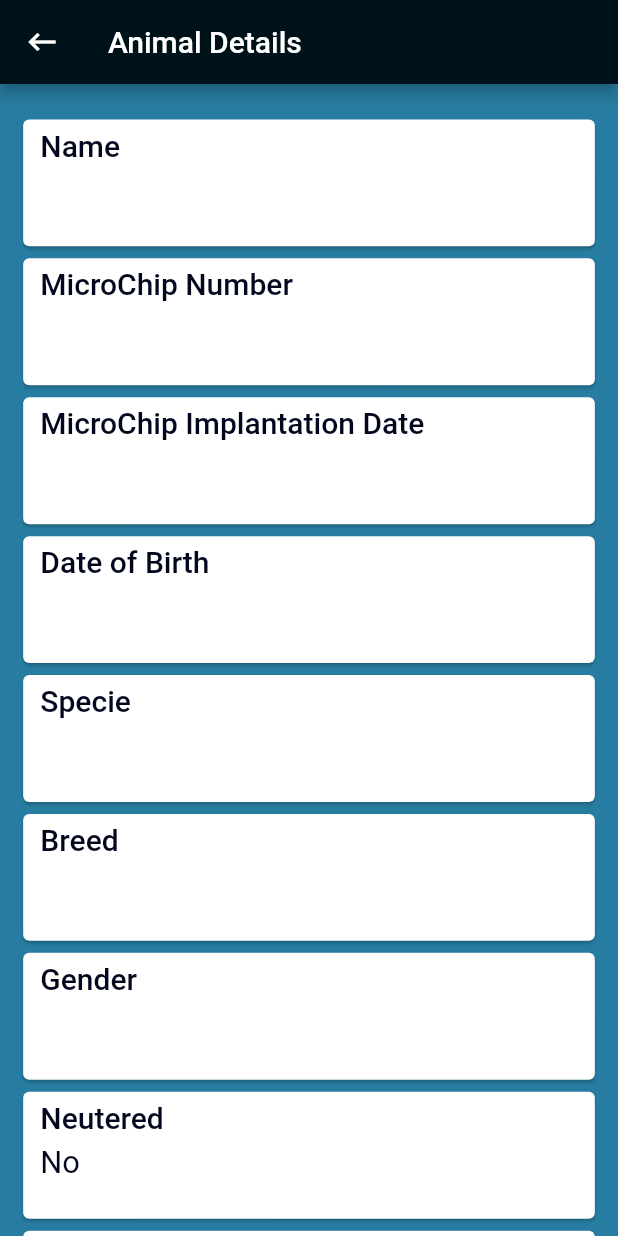
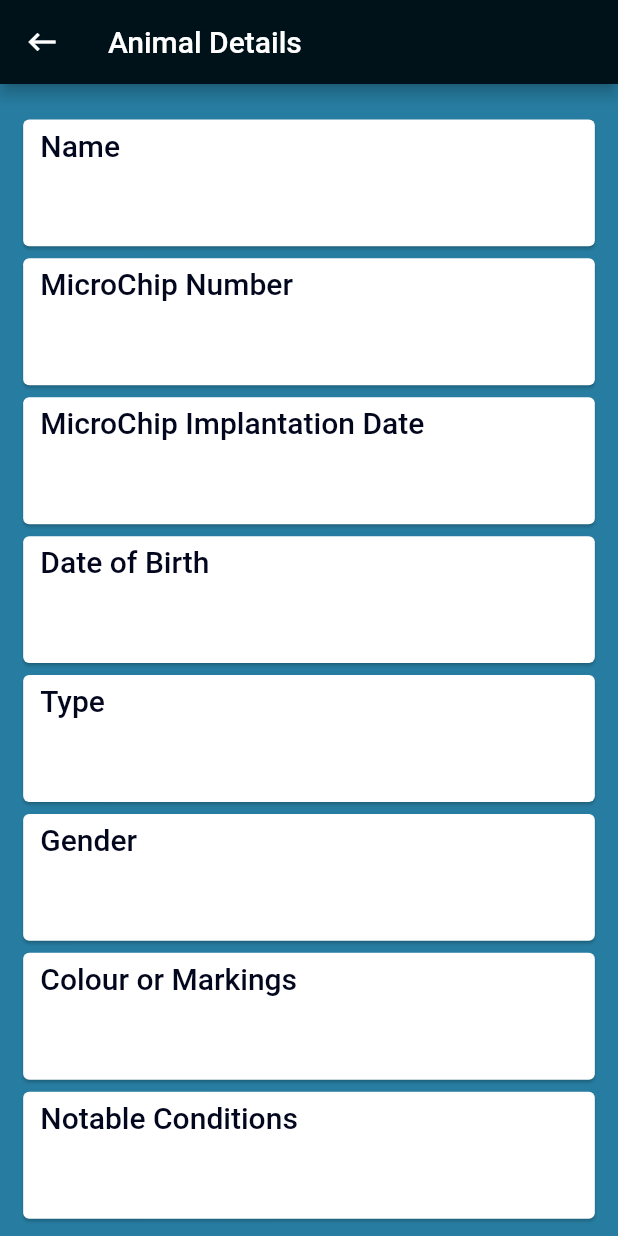
Before and after one commit to Viktordavid/School-project-, a Flutter app: the AnimalDetailsView widget shown alone on an empty page, opened directly with empty values, on a phone screen of 412 x 824 dp. Run offline on Flutter 3.47's test engine with Material 2 defaults, Android fonts, the light colour scheme and no system bars; our stand-ins replace firebase_auth, firebase_core, flutter_screenutil, get_it; accounts and stored records are empty.

Commit message:
fix: updates AnimalDetail model

```diff
--- a/lib/models/animal_detail.dart
+++ b/lib/models/animal_detail.dart
@@ -2,10 +2,8 @@ class AnimalDetail {
   final String name;
   final String chipNo;
   final String gender;
-  final bool? neutered;
   final String dob;
-  final String specie;
-  final String breed;
+  final String type;
   final String colour;
   final String conditions;
   final String chipImplantationDate;
@@ -14,10 +12,8 @@ class AnimalDetail {
     required this.name,
     required this.chipNo,
     required this.gender,
-    this.neutered: false,
     required this.dob,
-    required this.specie,
-    required this.breed,
+    required this.type,
     required this.colour,
     required this.conditions,
     required this.chipImplantationDate,
@@ -26,29 +22,26 @@ class AnimalDetail {
   factory AnimalDetail.fromMap(Map<String, dynamic> json) {
     return AnimalDetail(
       name: json['name'],
-      chipNo: json['chipNo'],
+      chipNo: json['chipId'],
       gender: json['gender'],
       dob: json['dob'],
-      specie: json['specie'],
-      breed: json['breed'],
+      type: json['type'],
       colour: json['colour'],
-      conditions: json['conditions'] ?? '',
-      chipImplantationDate: json['chipImplantationDate'],
+      conditions: json['conditions'],
+      chipImplantationDate: json['implantationDate'],
     );
   }
 
   Map<String, dynamic> toMap() {
     return {
       'name': this.name,
-      'chipNo': this.chipNo,
+      'chipId': this.chipNo,
       'gender': this.gender,
-      'neutered': this.neutered,
       'dob': this.dob,
-      'specie': this.specie,
-      'breed': this.breed,
+      'type': this.type,
       'colour': this.colour,
       'conditions': this.conditions,
-      'chipImplantationDate': this.chipImplantationDate,
+      'implantationDate': this.chipImplantationDate,
     };
   }
 
@@ -57,8 +50,7 @@ class AnimalDetail {
       chipNo: '24294814',
       gender: 'Male',
       dob: '24/03/2021',
-      specie: 'Sokoto Bororo',
-      breed: 'Sokoto Bororo',
+      type: 'Sokoto Bororo',
       colour: 'Black',
       conditions: 'Healthy',
       chipImplantationDate: '24/06/2021');
--- a/lib/view-models/registration_history_view_model.dart
+++ b/lib/view-models/registration_history_view_model.dart
@@ -9,9 +9,7 @@ class RegistrationHistoryViewModel extends BaseViewModel {
   }
 
   String getDescription(AnimalDetail animalDetail) {
-    return animalDetail.neutered!
-        ? 'Neutered ${animalDetail.gender} ${animalDetail.breed} with MicroChip no ${animalDetail.chipNo}'
-        : 'Non-neutered ${animalDetail.gender} ${animalDetail.breed} with MicroChip no ${animalDetail.chipNo}';
+    return '${animalDetail.type} with MicroChip no ${animalDetail.chipNo}';
   }
 
   void navigateToDetailsView(dynamic arg) {
--- a/lib/views/animal_details_view.dart
+++ b/lib/views/animal_details_view.dart
@@ -38,12 +38,8 @@ class AnimalDetailsView extends StatelessWidget {
                   desc: animalDetail.chipImplantationDate,
                 ),
                 CustomList(label: 'Date of Birth', desc: animalDetail.dob),
-                CustomList(label: 'Specie', desc: animalDetail.specie),
-                CustomList(label: 'Breed', desc: animalDetail.breed),
+                CustomList(label: 'Type', desc: animalDetail.type),
                 CustomList(label: 'Gender', desc: animalDetail.gender),
-                CustomList(
-                    label: 'Neutered',
-                    desc: animalDetail.neutered! ? 'Yes' : 'No'),
                 CustomList(
                     label: 'Colour or Markings', desc: animalDetail.colour),
                 CustomList(
```
